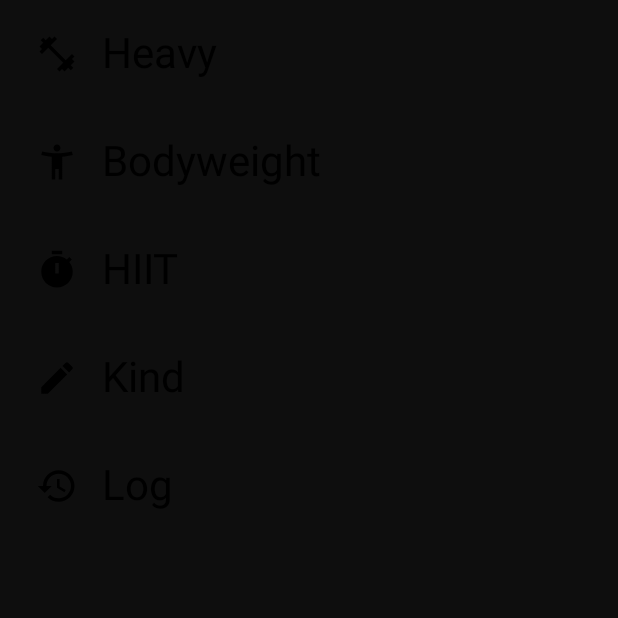
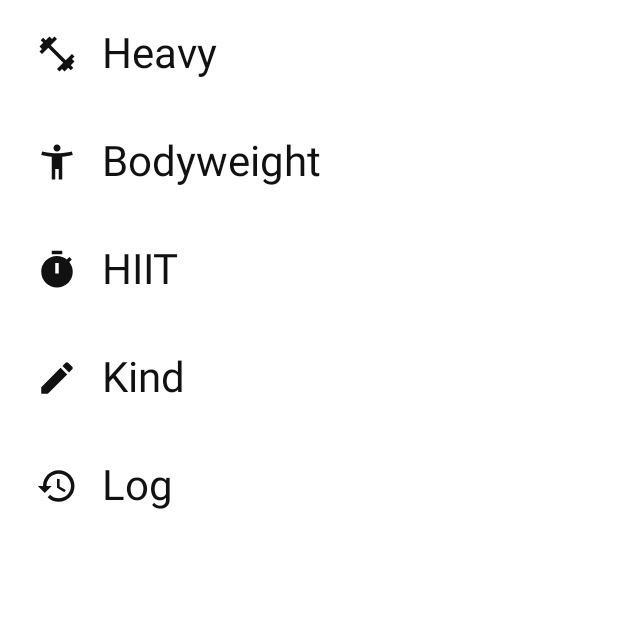
Before and after one commit to Vatsyahub/Workout, an Android app built with Jetpack Compose: the screen it shows after launch (MainActivity), after a tap on "Workout", on a phone screen of 412 x 824 dp, the top half of it. Run offline under Robolectric (Android 15) with nearby library versions, the phone set to English and light mode, and no system bars; our stand-ins replace Room's generated code; 3 statements that could not run were skipped.

Commit message:
Switch the workout app to a white screen with black text
Version 1.1 uses a light Compose theme, light system bars, and a white
window so text and icons stay readable. The text cursor uses the same
near-black content color.

Co-authored-by: Vatsyahub <Vatsyahub@users.noreply.github.com>

```diff
--- a/app/build.gradle.kts
+++ b/app/build.gradle.kts
@@ -14,8 +14,8 @@ android {
         applicationId = "com.vatsyahub.workout"
         minSdk = 26
         targetSdk = 35
-        versionCode = 1
-        versionName = "1.0"
+        versionCode = 2
+        versionName = "1.1"
         testInstrumentationRunner = "androidx.test.runner.AndroidJUnitRunner"
     }
 
--- a/app/src/main/java/com/vatsyahub/workout/MainActivity.kt
+++ b/app/src/main/java/com/vatsyahub/workout/MainActivity.kt
@@ -11,9 +11,10 @@ import com.vatsyahub.workout.ui.WorkoutTheme
 class MainActivity : ComponentActivity() {
     override fun onCreate(savedInstanceState: Bundle?) {
         super.onCreate(savedInstanceState)
+        val bar = android.graphics.Color.TRANSPARENT
         enableEdgeToEdge(
-            statusBarStyle = SystemBarStyle.dark(android.graphics.Color.TRANSPARENT),
-            navigationBarStyle = SystemBarStyle.dark(android.graphics.Color.TRANSPARENT),
+            statusBarStyle = SystemBarStyle.light(bar, bar),
+            navigationBarStyle = SystemBarStyle.light(bar, bar),
         )
         setContent {
             WorkoutTheme {
--- a/app/src/main/java/com/vatsyahub/workout/ui/Parts.kt
+++ b/app/src/main/java/com/vatsyahub/workout/ui/Parts.kt
@@ -32,6 +32,7 @@ import androidx.compose.ui.Modifier
 import androidx.compose.ui.focus.FocusRequester
 import androidx.compose.ui.focus.focusRequester
 import androidx.compose.ui.focus.onFocusChanged
+import androidx.compose.ui.graphics.SolidColor
 import androidx.compose.ui.graphics.vector.ImageVector
 import androidx.compose.ui.platform.LocalContext
 import androidx.compose.ui.text.TextStyle
@@ -137,6 +138,7 @@ fun Editable(
         onValueChange = { text = it },
         singleLine = true,
         textStyle = style.copy(color = MaterialTheme.colorScheme.onBackground),
+        cursorBrush = SolidColor(MaterialTheme.colorScheme.onBackground),
         keyboardOptions = KeyboardOptions(
             keyboardType = if (number) KeyboardType.Decimal else KeyboardType.Text,
             imeAction = ImeAction.Done,
--- a/app/src/main/java/com/vatsyahub/workout/ui/Theme.kt
+++ b/app/src/main/java/com/vatsyahub/workout/ui/Theme.kt
@@ -1,26 +1,30 @@
 package com.vatsyahub.workout.ui
 
+import androidx.compose.material3.LocalContentColor
 import androidx.compose.material3.MaterialTheme
-import androidx.compose.material3.darkColorScheme
+import androidx.compose.material3.lightColorScheme
 import androidx.compose.runtime.Composable
+import androidx.compose.runtime.CompositionLocalProvider
 import androidx.compose.ui.graphics.Color
 
-private val Ink = Color(0xFF0E0E0E)
-private val Paper = Color(0xFFF4F4F4)
-private val Mist = Color(0xFFA9A9A9)
+private val Ink = Color(0xFF111111)
+private val Paper = Color(0xFFFFFFFF)
+private val Quiet = Color(0xFF3A3A3A)
 
-private val Colors = darkColorScheme(
-    background = Ink,
-    surface = Ink,
-    onBackground = Paper,
-    onSurface = Paper,
-    primary = Paper,
-    onPrimary = Ink,
-    secondary = Mist,
-    onSecondary = Ink,
+private val Colors = lightColorScheme(
+    background = Paper,
+    surface = Paper,
+    onBackground = Ink,
+    onSurface = Ink,
+    primary = Ink,
+    onPrimary = Paper,
+    secondary = Quiet,
+    onSecondary = Paper,
 )
 
 @Composable
 fun WorkoutTheme(content: @Composable () -> Unit) {
-    MaterialTheme(colorScheme = Colors, content = content)
+    MaterialTheme(colorScheme = Colors) {
+        CompositionLocalProvider(LocalContentColor provides Colors.onBackground, content = content)
+    }
 }
--- a/app/src/main/res/values/themes.xml
+++ b/app/src/main/res/values/themes.xml
@@ -1,8 +1,11 @@
 <?xml version="1.0" encoding="utf-8"?>
 <resources>
     <style name="Theme.Workout" parent="android:Theme.DeviceDefault.NoActionBar">
-        <item name="android:statusBarColor">#0E0E0E</item>
-        <item name="android:navigationBarColor">#0E0E0E</item>
-        <item name="android:windowBackground">#0E0E0E</item>
+        <item name="android:statusBarColor">#FFFFFF</item>
+        <item name="android:navigationBarColor">#FFFFFF</item>
+        <item name="android:windowBackground">#FFFFFF</item>
+        <item name="android:windowLightStatusBar">true</item>
+        <item name="android:windowLightNavigationBar">true</item>
+        <item name="android:forceDarkAllowed">false</item>
     </style>
 </resources>
```
